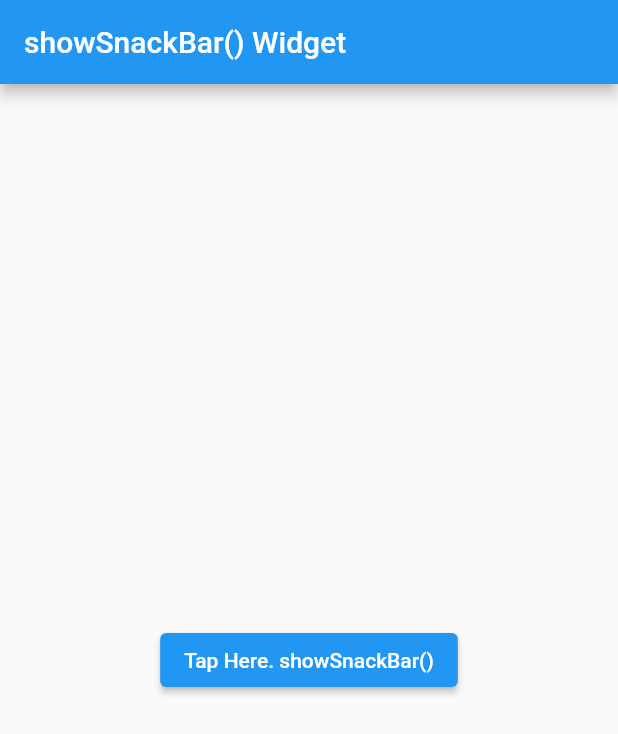
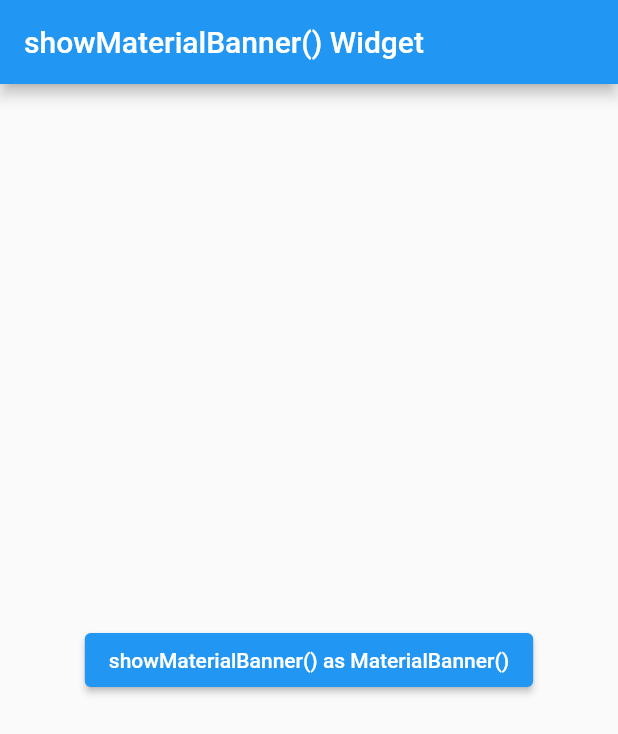
Before and after one commit to partho-debnath/flutter, a Flutter app: the screen it shows after launch, on a phone screen of 412 x 824 dp. Shown: the top 734 px of the screen. Run offline on Flutter 3.47's test engine with Material 2 defaults, Android fonts, the phone set to English and light mode, and no system bars.

Commit message:
add showMaterialBanner() as MaterialBanner() widget

```diff
--- a/lib/screens/home_screen.dart
+++ b/lib/screens/home_screen.dart
@@ -1,6 +1,6 @@
 import 'package:flutter/material.dart';
 
-import '../widgets/snackbar_widget.dart';
+import '../widgets/materialbanner_widget.dart';
 
 class HomeScreen extends StatelessWidget {
   const HomeScreen({Key? key}) : super(key: key);
@@ -9,9 +9,9 @@ class HomeScreen extends StatelessWidget {
   Widget build(BuildContext context) {
     return Scaffold(
       appBar: AppBar(
-        title: const Text('showSnackBar() Widget'),
+        title: const Text('showMaterialBanner() Widget'),
       ),
-      body: const MySnackBar(),
+      body: const MyMaterialBanner(),
     );
   }
 }
--- /dev/null
+++ b/lib/widgets/materialbanner_widget.dart
@@ -0,0 +1,43 @@
+import 'package:flutter/material.dart';
+
+class MyMaterialBanner extends StatelessWidget {
+  const MyMaterialBanner({super.key});
+
+  @override
+  Widget build(BuildContext context) {
+    return Center(
+      child: ElevatedButton(
+        onPressed: () {
+          _materialBanners(context);
+        },
+        child: const Text('showMaterialBanner() as MaterialBanner()'),
+      ),
+    );
+  }
+
+  void _materialBanners(BuildContext context) {
+    ScaffoldMessenger.of(context).clearMaterialBanners();
+
+    ScaffoldMessenger.of(context).showMaterialBanner(
+      MaterialBanner(
+        backgroundColor: Colors.grey,
+        elevation: 5.0,
+        margin: const EdgeInsets.all(5),
+        // padding: const EdgeInsets.all(2),
+        onVisible: () {
+          print('onVisible');
+        },
+        leading: const Icon(Icons.notifications_active),
+        content: const Text('Here is content.'),
+        actions: <Widget>[
+          IconButton(
+            onPressed: () {
+              ScaffoldMessenger.of(context).hideCurrentMaterialBanner();
+            },
+            icon: const Icon(Icons.notifications_off),
+          )
+        ],
+      ),
+    );
+  }
+}
```
